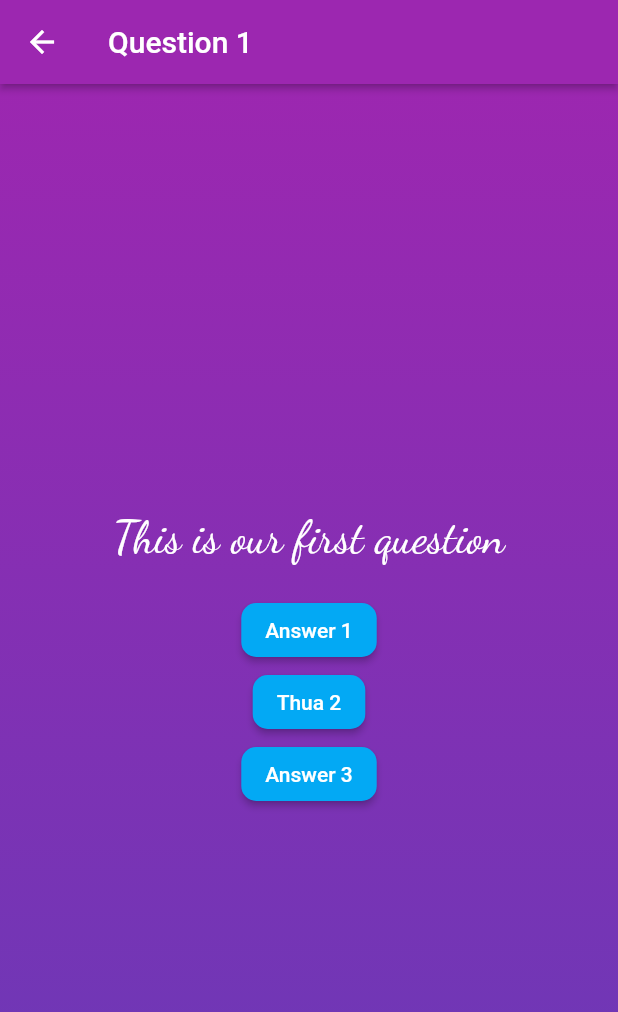
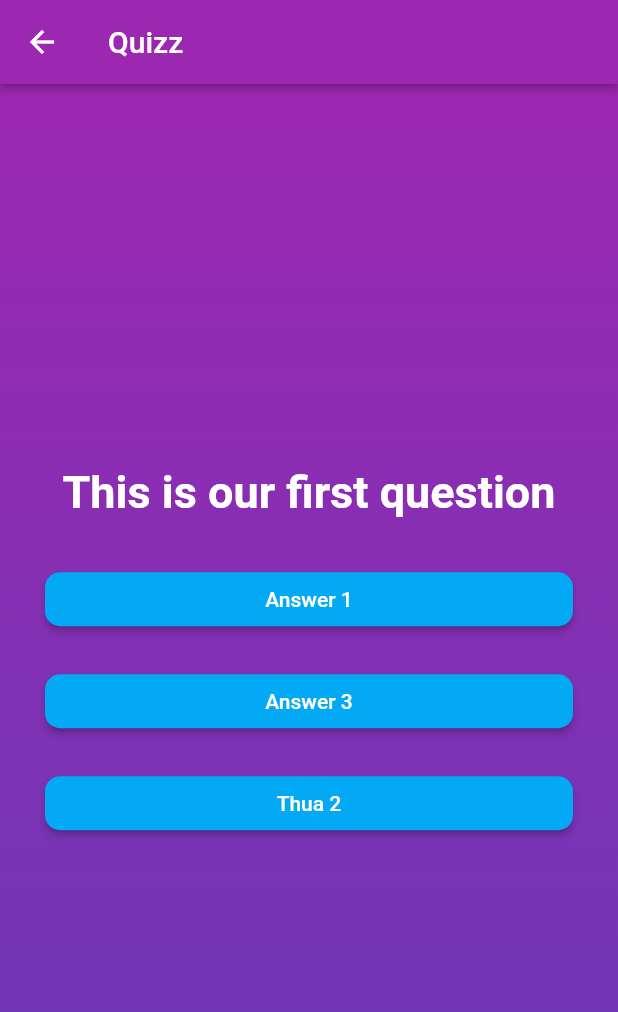
Before and after one commit to IllTushar/QuizzApp, a Flutter app: the screen it shows after launch, after a tap on "Let's Start", on a phone screen of 412 x 824 dp. Shown: the top 1012 px of the screen. Run offline on Flutter 3.47's test engine with Material 2 defaults, Android fonts, the phone set to English and light mode, and no system bars; our stand-ins replace google_fonts; Roboto replaces fonts that are missing (Abel).

Commit message:
15.11.23x1

```diff
--- a/lib/Answer.dart
+++ b/lib/Answer.dart
@@ -1,5 +1,5 @@
 import 'package:flutter/material.dart';
-
+import 'package:google_fonts/google_fonts.dart';
 class Answer extends StatelessWidget{
   const Answer({super.key,required this.text,required this.onTap});
   final String text;
@@ -7,10 +7,13 @@ class Answer extends StatelessWidget{
   @override
   Widget build(BuildContext context) {
     // TODO: implement build
-    return ElevatedButton(
-      onPressed: onTap,
-      child: Text(text),
-      style: ElevatedButton.styleFrom(primary: Colors.lightBlue,shape: RoundedRectangleBorder(borderRadius: BorderRadius.circular(10.0))),
+    return Container(
+      margin: EdgeInsets.all(10),
+      child: ElevatedButton(
+        onPressed: onTap,
+        child: Center(child: Text(text,style: GoogleFonts.aBeeZee(),)),
+        style: ElevatedButton.styleFrom(primary: Colors.lightBlue,shape: RoundedRectangleBorder(borderRadius: BorderRadius.circular(10.0))),
+      ),
     );
   }
 
--- a/lib/main.dart
+++ b/lib/main.dart
@@ -1,6 +1,6 @@
 import 'package:flutter/material.dart';
 import 'package:quizapp/startscreen.dart';
-
+import 'package:quizapp/toolbar.dart';
 void main() => runApp(MaterialApp(
       debugShowCheckedModeBanner: false,
       home: Home(),
@@ -12,17 +12,15 @@ class Home extends StatefulWidget {
 }
 
 class _HomeState extends State<Home> {
+String activityNames = "StartActivity";
+
   @override
   Widget build(BuildContext context) {
 // TODO: implement build
     return Scaffold(
-      appBar: AppBar(
-        backgroundColor: Colors.purple,
-        title: Center(child: Text("Quiz App")),
-        elevation: 2.0,
-      ),
+      appBar:Toolbar(Colors.purple, activityNames),
       body: Container(
-        child: StartScreen(Colors.purple, Colors.deepPurple),
+        child: const StartScreen(color1: Colors.purple,color2: Colors.deepPurple),
       ),
     );
   }
--- /dev/null
+++ b/lib/model/model_class.dart
@@ -0,0 +1,6 @@
+class ModelClass {
+
+ const ModelClass(this.question, this.answer);
+ final String question;
+ final List<String> answer;
+}
--- a/lib/model/responsemodel.dart
+++ b/lib/model/responsemodel.dart
@@ -1,8 +1,12 @@
-
-
 class ModelClass {
   const ModelClass(this.question, this.answer);
+
   final String question;
-  final List<String>answer;
+  final List<String> answer;
 
+  List<String> getShuffle() {
+    final newShuffeledList = List.of(answer);
+    newShuffeledList.shuffle();
+    return newShuffeledList;
+  }
 }
--- a/lib/question1.dart
+++ b/lib/question1.dart
@@ -1,10 +1,15 @@
 import 'package:flutter/cupertino.dart';
 import 'package:flutter/material.dart';
+import 'package:google_fonts/google_fonts.dart';
 import 'package:quizapp/Answer.dart';
+import 'package:quizapp/ResultScreen.dart';
 import 'package:quizapp/model/questionandanswer.dart';
+import 'package:quizapp/startscreen.dart';
+import 'package:quizapp/toolbar.dart';
 
 class question1 extends StatefulWidget {
-  question1(this.color1,this.color2);
+  question1(this.color1, this.color2);
+
   final Color color1;
   final Color color2;
 
@@ -15,17 +20,33 @@ class question1 extends StatefulWidget {
 class _question1State extends State<question1> {
   var startAlignment = Alignment.topLeft;
   var endAlignment = Alignment.bottomLeft;
+  var currentQuestionIndex = 0;
+  final List<String> answer = [];
+
+  void moveToNextQuestion(String Answers) {
+    setState(() {
+      currentQuestionIndex++;
+      answer.add(Answers);
+    });
+  }
+
+  void noOfQuestions() {
+    if (answer.length == question.length) {
+      setState(() {
+        List<String> answer = [];
+
+        Navigator.push(
+            context, MaterialPageRoute(builder: (context) => ResultScreen(color1: widget.color1, color2: widget.color2)));
+      });
+    }
+  }
 
   @override
   Widget build(BuildContext context) {
     // TODO: implement build
-    final  currentQuestion = question[0];
+    final currentQuestion = question[currentQuestionIndex];
     return Scaffold(
-      appBar: AppBar(
-        backgroundColor: widget.color1,
-        title: Text("Question 1"),
-        elevation: 2.0,
-      ),
+      appBar:Toolbar(widget.color1, "Quizz"),
       body: SizedBox(
         width: double.infinity,
         child: Container(
@@ -36,21 +57,28 @@ class _question1State extends State<question1> {
                 begin: startAlignment),
           ),
           child: Container(
+            margin: EdgeInsets.all(20),
             child: Column(
               mainAxisAlignment: MainAxisAlignment.center,
+              crossAxisAlignment: CrossAxisAlignment.stretch,
               children: [
-                 Text(
-                  currentQuestion.question,
-                  style:const TextStyle(
-                      color: Colors.white,
-                      fontSize: 30,
-                      fontFamily: "newfonts"),
+                Center(
+                  child: Text(currentQuestion.question,
+                      style: GoogleFonts.abel(
+                          fontSize: 30,
+                          fontWeight: FontWeight.bold,
+                          color: Colors.white)),
                 ),
                 const SizedBox(
                   height: 20,
                 ),
-                //... => Are Spreed Oprater..
-                ...currentQuestion.answer.map((answer) => Answer(text: answer, onTap: (){})),
+                //... => Are Spreed Operator..
+                ...currentQuestion.getShuffle().map((answer) => Answer(
+                    text: answer,
+                    onTap: () {
+                      moveToNextQuestion(answer);
+                      noOfQuestions();
+                    })),
               ],
             ),
           ),
--- a/lib/startscreen.dart
+++ b/lib/startscreen.dart
@@ -3,13 +3,10 @@ import 'package:flutter/material.dart';
 import 'package:quizapp/question1.dart';
 
 class StartScreen extends StatefulWidget {
-  late Color color1;
-  late Color color2;
+  const StartScreen({super.key, required this.color1, required this.color2});
 
-  StartScreen(Color color1, Color color2) {
-    this.color1 = color1;
-    this.color2 = color2;
-  }
+  final Color color1;
+  final Color color2;
 
   @override
   State<StartScreen> createState() => _StartScreenState();
@@ -19,7 +16,9 @@ class _StartScreenState extends State<StartScreen> {
   var startingColor = Alignment.topLeft;
   var bottomColor = Alignment.bottomLeft;
 
+
   void _goToLogin() {
+
     Navigator.push(
         context,
         MaterialPageRoute(
--- /dev/null
+++ b/lib/toolbar.dart
@@ -0,0 +1,22 @@
+import 'package:flutter/cupertino.dart';
+import 'package:flutter/material.dart';
+
+class Toolbar extends StatelessWidget implements PreferredSizeWidget {
+  Toolbar(this.color1, this.activityName);
+
+  final Color? color1;
+  final String? activityName;
+
+  @override
+  Size get preferredSize => Size.fromHeight(kToolbarHeight);
+
+  @override
+  Widget build(BuildContext context) {
+    // TODO: implement build
+    return AppBar(
+      title: Text("$activityName"),
+      backgroundColor: color1,
+      elevation: 2.0,
+    );
+  }
+}
--- a/pubspec.yaml
+++ b/pubspec.yaml
@@ -35,6 +35,7 @@ dependencies:
   # The following adds the Cupertino Icons font to your application.
   # Use with the CupertinoIcons class for iOS style icons.
   cupertino_icons: ^1.0.2
+  google_fonts: ^6.1.0
 
 dev_dependencies:
   flutter_test:
```
Also changed, not shown: lib/ResultScreen.dart (added, +16 -0 lines), lib/requestQuestion/newquestion.dart (added, +8 -0 lines), pubspec.lock.
